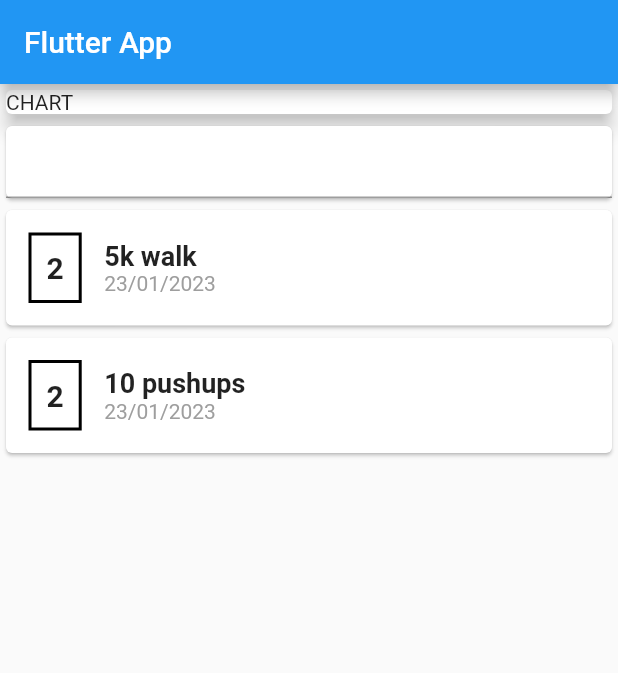
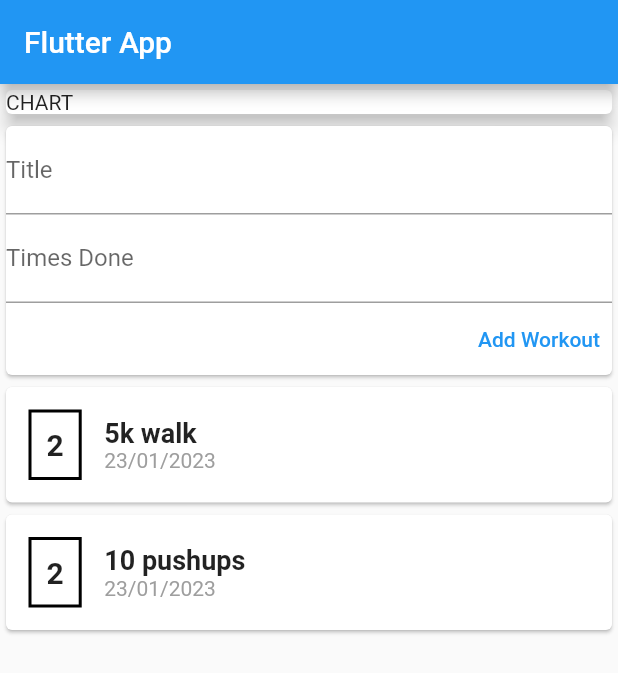
Before and after one commit to suvijj/DartAndFlutter, a Flutter app: the screen it shows after launch, on a phone screen of 412 x 824 dp. Shown: the top 673 px of the screen. Run offline on Flutter 3.47's test engine with Material 2 defaults, Android fonts, the phone set to English and light mode, and no system bars.

Commit message:
lisätty käyttäjille mahdollisuus kirjoittaa omia harjoitteita ja nappi niiden lisäämiselle

```diff
--- a/gym_app/lib/main.dart
+++ b/gym_app/lib/main.dart
@@ -38,8 +38,16 @@ class MyHomePage extends StatelessWidget {
           ),
         ),
         Card(child: Column(
+          crossAxisAlignment: CrossAxisAlignment.end,
           children: <Widget>[
-            TextField()
+            TextField(
+              decoration: InputDecoration(labelText: 'Title'),
+            ),
+            TextField(
+              decoration: InputDecoration(labelText: 'Times Done'),
+            ),
+            TextButton(
+              onPressed: (){}, child: Text('Add Workout'))
           ],
         ),),
         Column(children: workouts.map((wo) {
```
